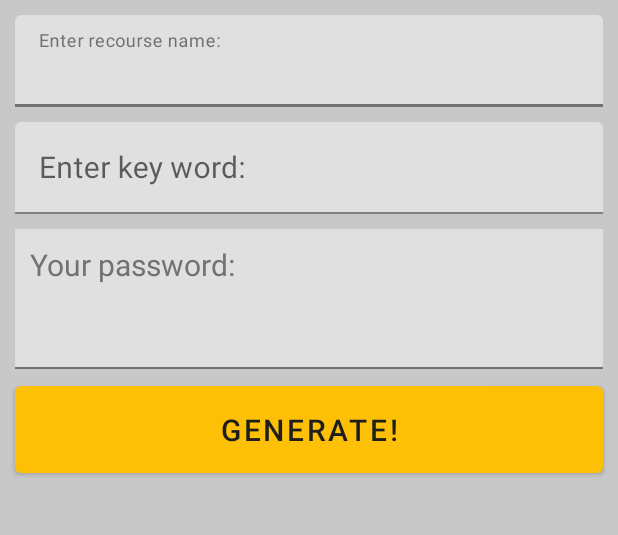
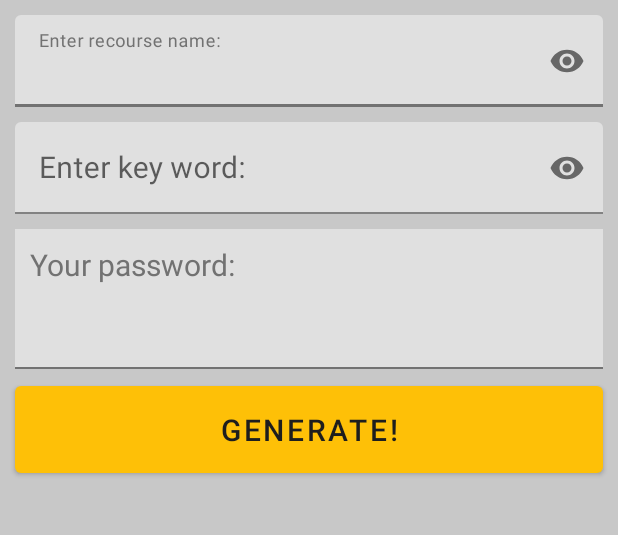
Before and after one commit to Baranov-Denis/Password_gen, an Android app: the screen it shows after launch (MainActivity), on a phone screen of 412 x 824 dp, the part 84-619 px from its top. Run offline under Robolectric (Android 15) with nearby library versions, the phone set to English and light mode, and no system bars.

```diff
--- a/app/src/main/res/layout/activity_help.xml
+++ b/app/src/main/res/layout/activity_help.xml
@@ -47,6 +47,7 @@
                     android:textSize="20sp" />
 
                 <ImageView
+                    android:layout_gravity="center_horizontal"
                     android:layout_marginVertical="20dp"
                     android:adjustViewBounds="true"
                     android:layout_width="wrap_content"
@@ -64,11 +65,13 @@
                     android:textSize="20sp" />
 
                 <ImageView
+                    android:layout_gravity="center_horizontal"
                     android:layout_width="wrap_content"
                     android:layout_height="wrap_content"
                     android:layout_marginVertical="20dp"
                     android:adjustViewBounds="true"
-                    android:src="@drawable/test_light">
+                    android:src="@drawable/test_light"
+                   >
 
                 </ImageView>
 
--- a/app/src/main/res/layout/activity_main.xml
+++ b/app/src/main/res/layout/activity_main.xml
@@ -46,7 +46,9 @@
                        android:singleLine="true" />-->
                 <com.google.android.material.textfield.TextInputLayout
                     android:layout_width="match_parent"
-                    android:layout_height="match_parent">
+                    android:layout_height="match_parent"
+                    app:passwordToggleEnabled="true"
+                    >
 
                     <com.google.android.material.textfield.TextInputEditText
                         android:id="@+id/get_site_name"
@@ -54,6 +56,7 @@
                         android:layout_height="wrap_content"
                         android:layout_marginHorizontal="10dp"
                         android:layout_marginTop="10dp"
+                        android:inputType="textPassword"
                         android:hint="@string/location"
                         android:singleLine="true" />
                 </com.google.android.material.textfield.TextInputLayout>
@@ -61,7 +64,8 @@
 
                 <com.google.android.material.textfield.TextInputLayout
                     android:layout_width="match_parent"
-                    android:layout_height="match_parent">
+                    android:layout_height="match_parent"
+                    app:passwordToggleEnabled="true">
 
                     <com.google.android.material.textfield.TextInputEditText
                         android:id="@+id/get_key_word"
@@ -69,20 +73,11 @@
                         android:layout_height="wrap_content"
                         android:layout_marginHorizontal="10dp"
                         android:layout_marginVertical="10dp"
+                        android:inputType="textPassword"
                         android:hint="@string/key_word"
                         android:singleLine="true" />
                 </com.google.android.material.textfield.TextInputLayout>
-                <!--   <TextView
-                       android:layout_width="match_parent"
-                       android:layout_height="wrap_content"
-                       android:text="@string/key_word" />
 
-                   <EditText
-                       android:id="@+id/get_key_word"
-                       android:layout_width="match_parent"
-                       android:layout_height="wrap_content"
-                       android:gravity="center"
-                       android:singleLine="true" />-->
             </LinearLayout>
 
 
@@ -108,6 +103,7 @@
                     android:layout_height="wrap_content"
                     android:layout_margin="10dp"
                     android:gravity="center"
+
                     android:textSize="25sp"
                     style="@style/password_output_style" />
 
```
Also changed, not shown: app/src/main/res/values/strings.xml (+18 -7 lines).
